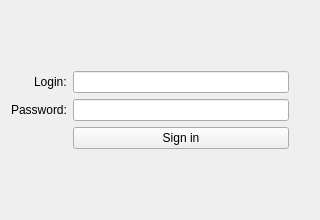
AlexXx235/Library_CW, file login_form.ui: the form before one commit.
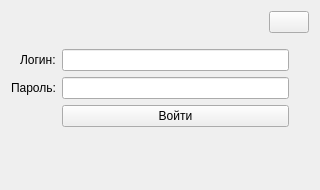
The form after the commit. Icons and pictures are not drawn.

Commit message: login form completed

What changed in the file:
```diff
--- a/login_form.ui
+++ b/login_form.ui
@@ -7,26 +7,66 @@
     <x>0</x>
     <y>0</y>
     <width>320</width>
-    <height>220</height>
+    <height>190</height>
    </rect>
   </property>
   <property name="minimumSize">
    <size>
     <width>320</width>
-    <height>220</height>
+    <height>190</height>
    </size>
   </property>
   <property name="windowTitle">
    <string>Login</string>
   </property>
   <layout class="QVBoxLayout" name="verticalLayout_2">
+   <item>
+    <layout class="QHBoxLayout" name="horizontalLayout">
+     <property name="spacing">
+      <number>0</number>
+     </property>
+     <item>
+      <spacer name="horizontalSpacer">
+       <property name="orientation">
+        <enum>Qt::Horizontal</enum>
+       </property>
+       <property name="sizeHint" stdset="0">
+        <size>
+         <width>40</width>
+         <height>20</height>
+        </size>
+       </property>
+      </spacer>
+     </item>
+     <item>
+      <widget class="QPushButton" name="settings_btn">
+       <property name="sizePolicy">
+        <sizepolicy hsizetype="Fixed" vsizetype="Fixed">
+         <horstretch>0</horstretch>
+         <verstretch>0</verstretch>
+        </sizepolicy>
+       </property>
+       <property name="text">
+        <string/>
+       </property>
+       <property name="icon">
+        <iconset>
+         <normaloff>images/icons/settings_icon.png</normaloff>images/icons/settings_icon.png</iconset>
+       </property>
+      </widget>
+     </item>
+    </layout>
+   </item>
    <item>
     <layout class="QFormLayout" name="formLayout">
      <property name="labelAlignment">
       <set>Qt::AlignRight|Qt::AlignTrailing|Qt::AlignVCenter</set>
      </property>
      <property name="formAlignment">
-      <set>Qt::AlignLeading|Qt::AlignLeft|Qt::AlignVCenter</set>
+      <set>Qt::AlignLeading|Qt::AlignLeft|Qt::AlignTop</set>
+     </property>
+     <property name="topMargin">
+      <number>10</number>
      </property>
      <property name="rightMargin">
       <number>20</number>
@@ -34,7 +74,7 @@
      <item row="1" column="0">
       <widget class="QLabel" name="login_label">
        <property name="text">
-        <string>Login:</string>
+        <string>Логин:</string>
        </property>
       </widget>
      </item>
@@ -48,7 +88,7 @@
      <item row="2" column="0">
       <widget class="QLabel" name="password_label">
        <property name="text">
-        <string>Password:</string>
+        <string>Пароль:</string>
        </property>
       </widget>
      </item>
@@ -74,7 +114,7 @@
         </sizepolicy>
        </property>
        <property name="text">
-        <string>Sign in</string>
+        <string>Войти</string>
        </property>
       </widget>
      </item>
```
Left out of the diff: 2 changed lines with no effect on the pictures. The commit also changes 11 other files.
